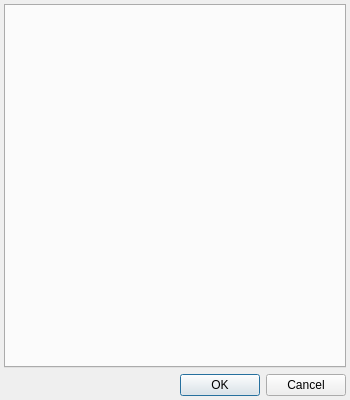
This is src/blackgui/components/coresettingsdialog.ui in swift-project/pilotclient as Qt 5 draws it before an edit. The edited form follows.
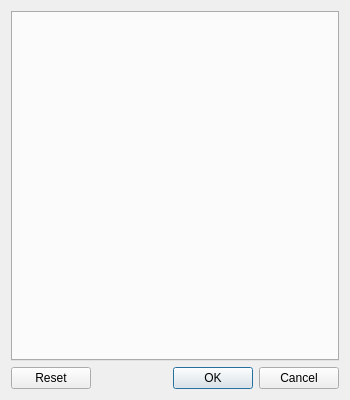
This is the edited form. Custom widgets are drawn as their Qt base class.

Commit message: UI adjustmnets settings dialog, overview button

```diff
--- a/src/blackgui/components/coresettingsdialog.ui
+++ b/src/blackgui/components/coresettingsdialog.ui
@@ -20,18 +20,6 @@
    <string>swift settings</string>
   </property>
   <layout class="QVBoxLayout" name="vl_SettingsDialog">
-   <property name="leftMargin">
-    <number>4</number>
-   </property>
-   <property name="topMargin">
-    <number>4</number>
-   </property>
-   <property name="rightMargin">
-    <number>4</number>
-   </property>
-   <property name="bottomMargin">
-    <number>4</number>
-   </property>
    <item>
     <widget class="BlackGui::Components::CSettingsComponent" name="comp_SettingsComponent"/>
    </item>
@@ -41,7 +29,7 @@
       <enum>Qt::Horizontal</enum>
      </property>
      <property name="standardButtons">
-      <set>QDialogButtonBox::Cancel|QDialogButtonBox::Ok</set>
+      <set>QDialogButtonBox::Cancel|QDialogButtonBox::Ok|QDialogButtonBox::Reset</set>
      </property>
     </widget>
    </item>
```
The commit also changes 3 other files.
